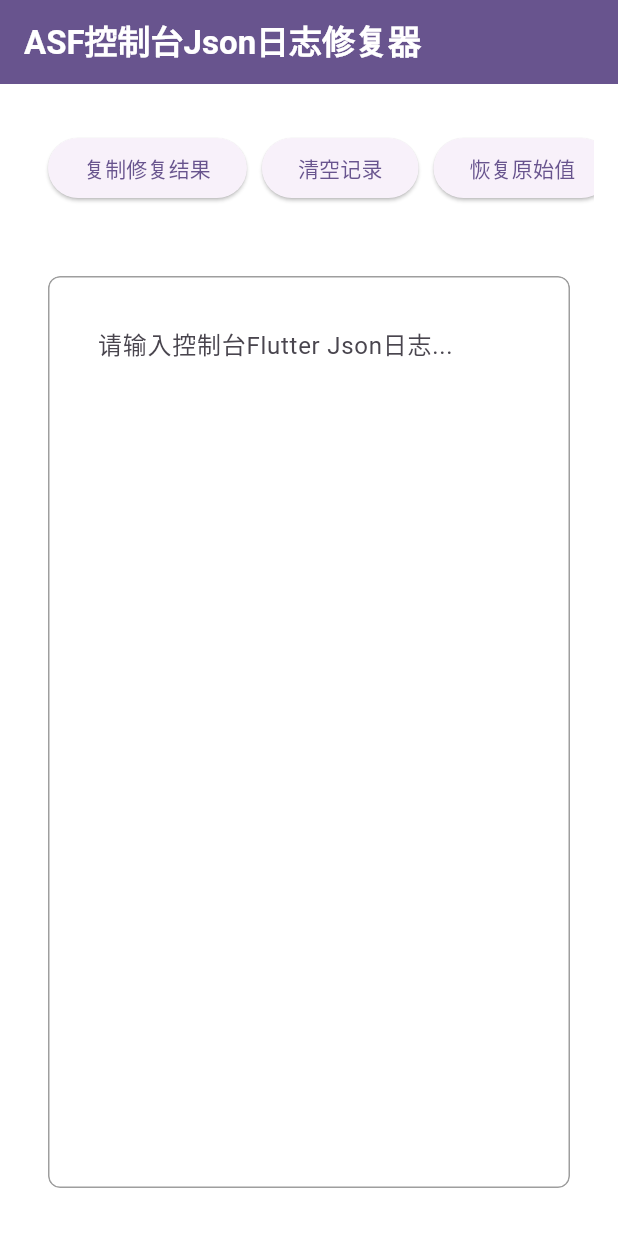
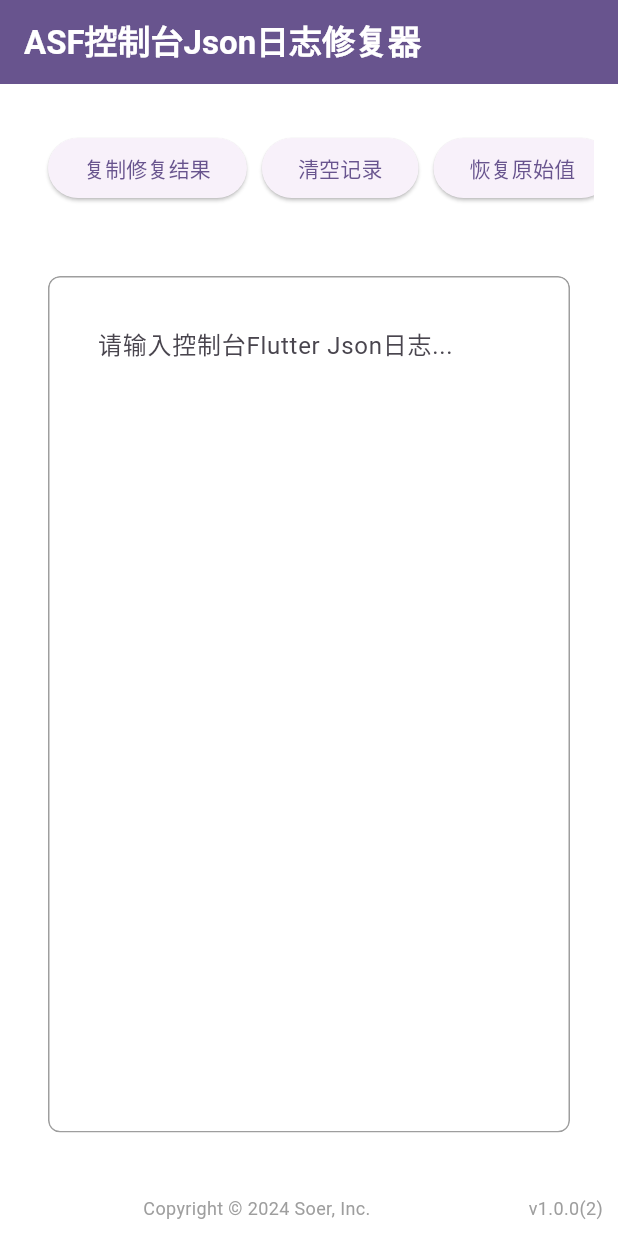
Before and after one commit to woodjobber/asf_log_fix, a Flutter app: the screen it shows after launch, on a phone screen of 412 x 824 dp. Run offline on Flutter 3.47's test engine with Material 3 defaults, Android fonts, the light colour scheme and no system bars; missing offline and left inert: json_shrink_widget.

Commit message:
Copyright

```diff
--- a/lib/beauty_json.dart
+++ b/lib/beauty_json.dart
@@ -3,6 +3,7 @@ import 'package:flutter/foundation.dart';
 import 'package:flutter/material.dart';
 import 'package:flutter/services.dart';
 import 'package:json_fix/string_to_json.dart';
+import 'package:json_fix/version_info.dart';
 import 'package:json_shrink_widget/json_shrink_widget.dart';
 import 'package:url_launcher/url_launcher_string.dart';
 
@@ -250,6 +251,32 @@ class _BeautyJsonPageState extends State<BeautyJsonPage> {
                   ),
                 ),
               ),
+            const Row(
+              mainAxisAlignment: MainAxisAlignment.spaceBetween,
+              children: [
+                SizedBox(),
+                Padding(
+                  padding: EdgeInsets.all(10.0),
+                  child: Text(
+                    'Copyright © 2024 Soer, Inc.',
+                    style: TextStyle(
+                      color: Colors.grey,
+                      fontSize: 12,
+                    ),
+                  ),
+                ),
+                Padding(
+                  padding: EdgeInsets.all(10.0),
+                  child: Text(
+                    'v${WebVersionInfo.name}(${WebVersionInfo.build})',
+                    style: TextStyle(
+                      color: Colors.grey,
+                      fontSize: 12,
+                    ),
+                  ),
+                ),
+              ],
+            ),
           ],
         ),
       ),
--- a/lib/version_info.dart
+++ b/lib/version_info.dart
@@ -1,4 +1,5 @@
-// Auto-generated by updateversion.sh. Do not edit.
+
+// Auto-generated by update-version.sh. Do not edit.
 
 class WebVersionInfo {
   static const String name = '1.0.0';
```
Also changed, not shown: 2 other files.
